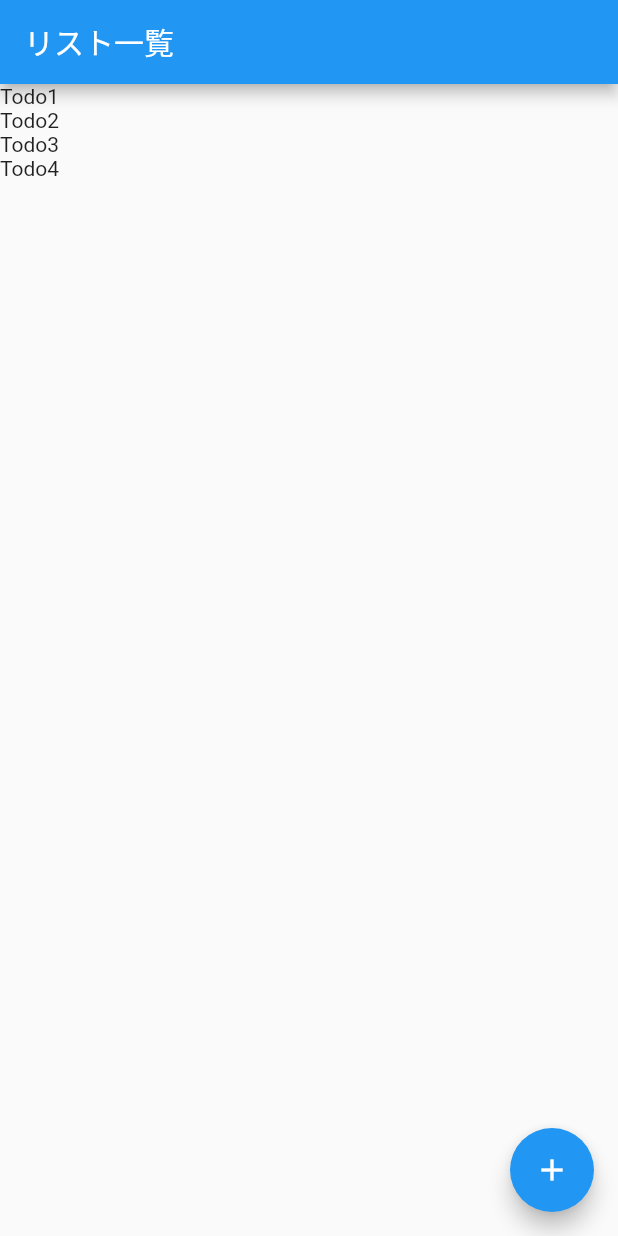
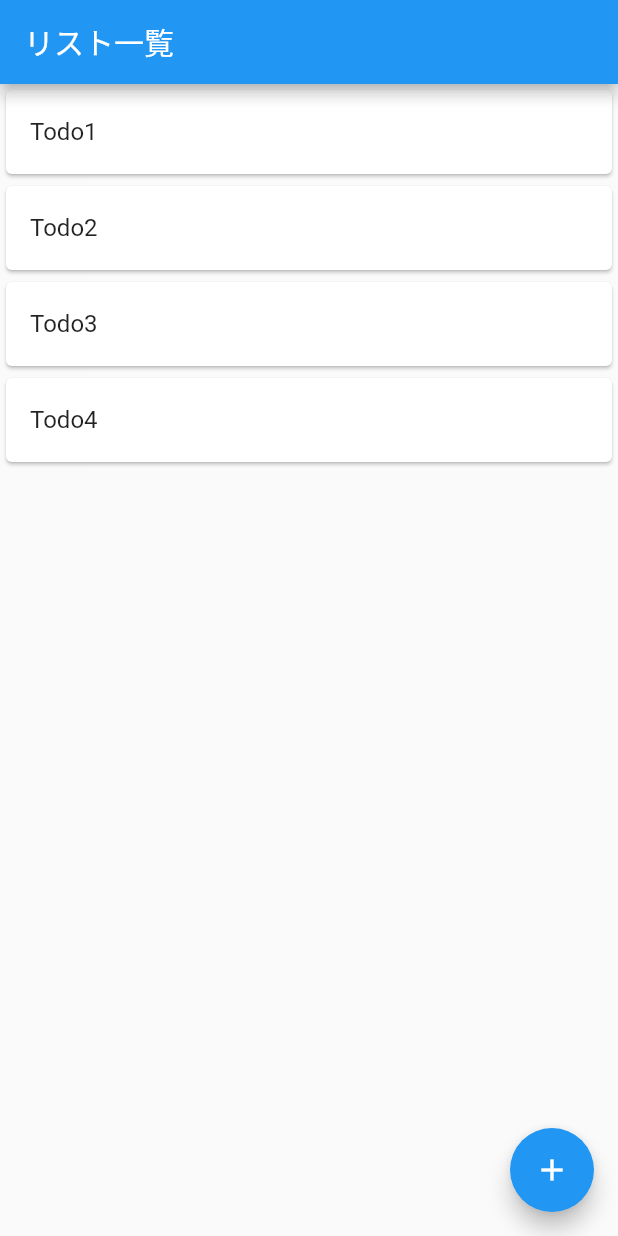
Before and after one commit to ndjndj/flutter-playground, a Flutter app: the screen it shows after launch, on a phone screen of 412 x 824 dp. Run offline on Flutter 3.47's test engine with Material 2 defaults, Android fonts, the phone set to English and light mode, and no system bars.

Commit message:
card and listtile

```diff
--- a/flutter_todo/lib/main.dart
+++ b/flutter_todo/lib/main.dart
@@ -31,10 +31,29 @@ class TodoListPage extends StatelessWidget {
       ),
       body: ListView(
         children: <Widget>[
-          Text('Todo1'),
-          Text('Todo2'),
-          Text('Todo3'),
-          Text('Todo4'),
+          Card(
+            child: ListTile(
+              title: Text('Todo1')
+            ),
+          ),
+
+          Card(
+            child: ListTile(
+              title: Text('Todo2')
+            ),
+          ),
+
+          Card(
+            child: ListTile(
+              title: Text('Todo3')
+            ),
+          ),
+
+          Card(
+            child: ListTile(
+              title: Text('Todo4')
+            ),
+          ),
         ],
       ),
       floatingActionButton: FloatingActionButton(
```
